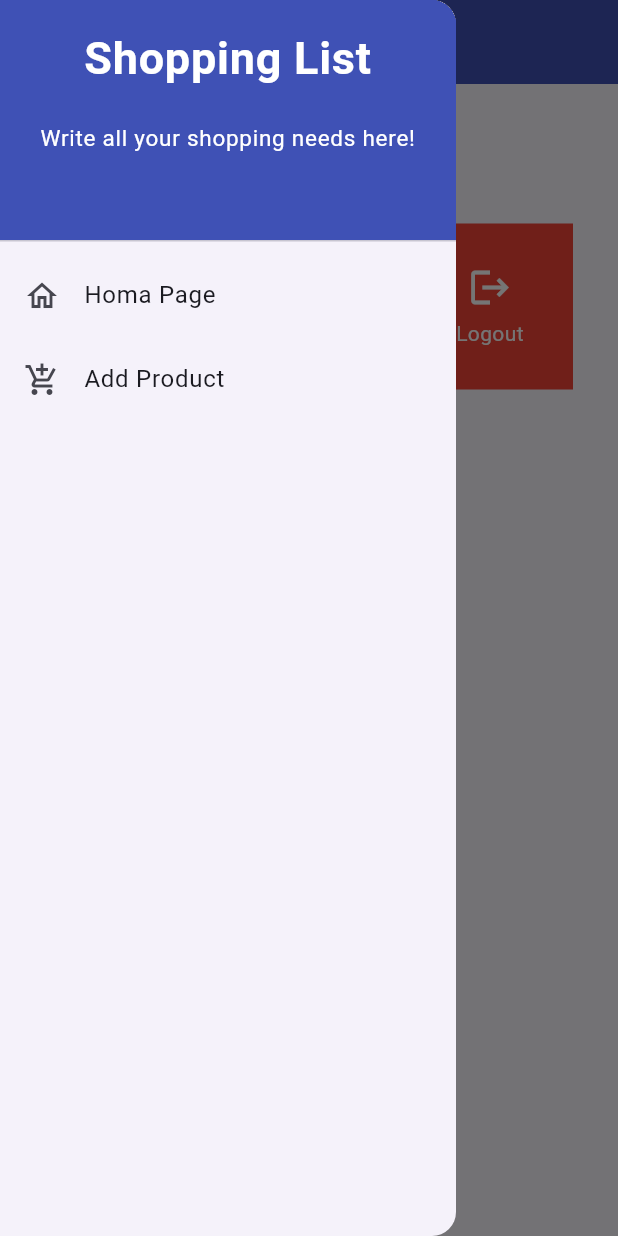
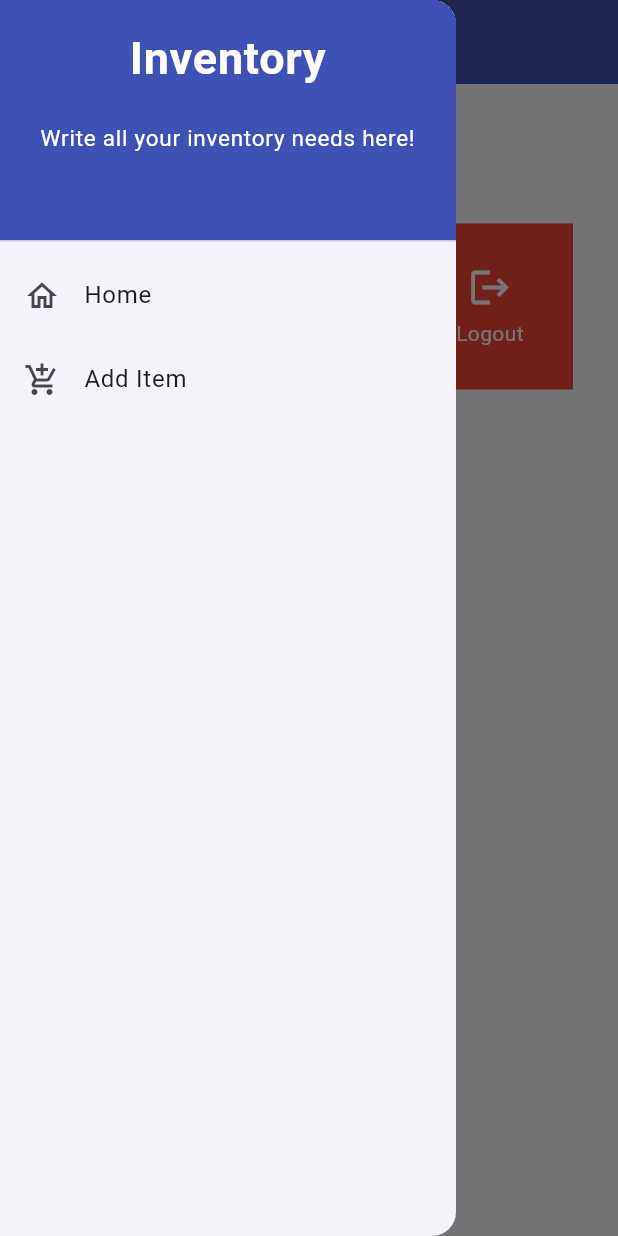
Before and after one commit to Sirered/mobile-assignment, a Flutter app: the screen it shows after launch, with the side drawer open, on a phone screen of 412 x 824 dp. Run offline on Flutter 3.47's test engine with Material 2 defaults, Android fonts, the phone set to English and light mode, and no system bars.

Commit message:
minor changes

```diff
--- a/lib/screens/inventory_form.dart
+++ b/lib/screens/inventory_form.dart
@@ -22,7 +22,7 @@ class _ShopFormPageState extends State<ShopFormPage> {
       appBar: AppBar(
         title: const Center(
           child: Text(
-            'Add Product Form',
+            'Add Item Form',
           ),
         ),
         backgroundColor: Colors.indigo,
@@ -194,7 +194,7 @@ class _ShopFormPageState extends State<ShopFormPage> {
                           context: context,
                           builder: (context) {
                             return AlertDialog(
-                              title: const Text('Product successfully saved'),
+                              title: const Text('Item successfully saved'),
                               content: SingleChildScrollView(
                                 child: Column(
                                   crossAxisAlignment: CrossAxisAlignment.start,
--- a/lib/widgets/left_drawer.dart
+++ b/lib/widgets/left_drawer.dart
@@ -17,7 +17,7 @@ class LeftDrawer extends StatelessWidget {
             child: Column(
               children: [
                 Text(
-                  'Shopping List',
+                  'Inventory',
                   textAlign: TextAlign.center,
                   style: TextStyle(
                     fontSize: 30,
@@ -27,7 +27,7 @@ class LeftDrawer extends StatelessWidget {
                 ),
                 Padding(padding: EdgeInsets.all(10)),
                 Text(
-                  "Write all your shopping needs here!",
+                  "Write all your inventory needs here!",
                   textAlign: TextAlign.center,
                   style: TextStyle(
                     fontSize: 15,
@@ -40,7 +40,7 @@ class LeftDrawer extends StatelessWidget {
           ),
           ListTile(
             leading: const Icon(Icons.home_outlined),
-            title: const Text('Homa Page'),
+            title: const Text('Home'),
             // redirect to MyHomePage
             onTap: () {
               Navigator.pushReplacement(
@@ -53,7 +53,7 @@ class LeftDrawer extends StatelessWidget {
           ),
           ListTile(
             leading: const Icon(Icons.add_shopping_cart),
-            title: const Text('Add Product'),
+            title: const Text('Add Item'),
             // redirect to ShopFormPage
             onTap: () {
               Navigator.pushReplacement(
```
